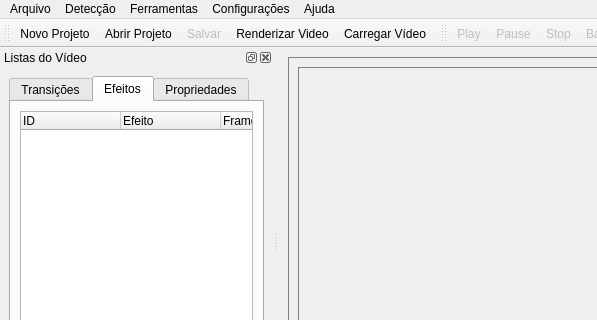
First picture: the form in DEV/Interface/Interface.ui, repository fabriciols/m-fit, before the edit; both pictures show x 0 to 597 and y 0 to 320 of the 956 by 662 pixel window.
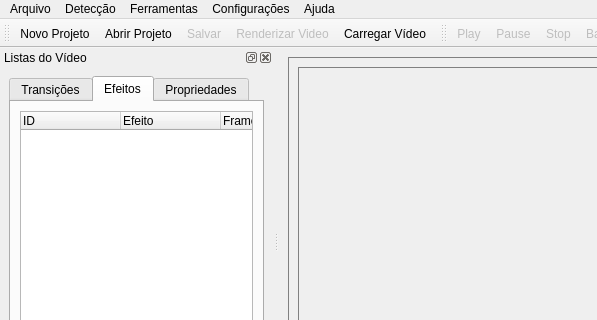
Second picture: the form after the edit. Icons and pictures are not drawn. Custom widgets are drawn as their Qt base class.

```diff
--- a/DEV/Interface/Interface.ui
+++ b/DEV/Interface/Interface.ui
@@ -306,6 +306,9 @@
    <addaction name="menuHelp" />
   </widget>
   <widget class="QToolBar" name="mainToolBar" >
+   <property name="enabled" >
+    <bool>true</bool>
+   </property>
    <property name="windowTitle" >
     <string>mainToolBar</string>
    </property>
@@ -1007,6 +1010,9 @@
    </property>
   </action>
   <action name="actionRenderVideo" >
+   <property name="enabled" >
+    <bool>false</bool>
+   </property>
    <property name="icon" >
     <iconset>
      <normaloff>../Interface/Icons/render.png</normaloff>../Interface/Icons/render.png</iconset>
```
